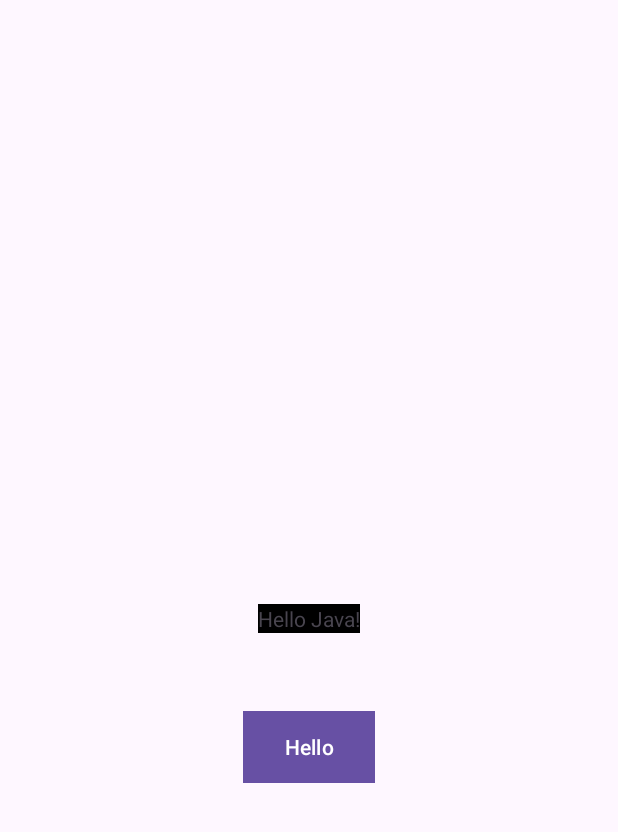
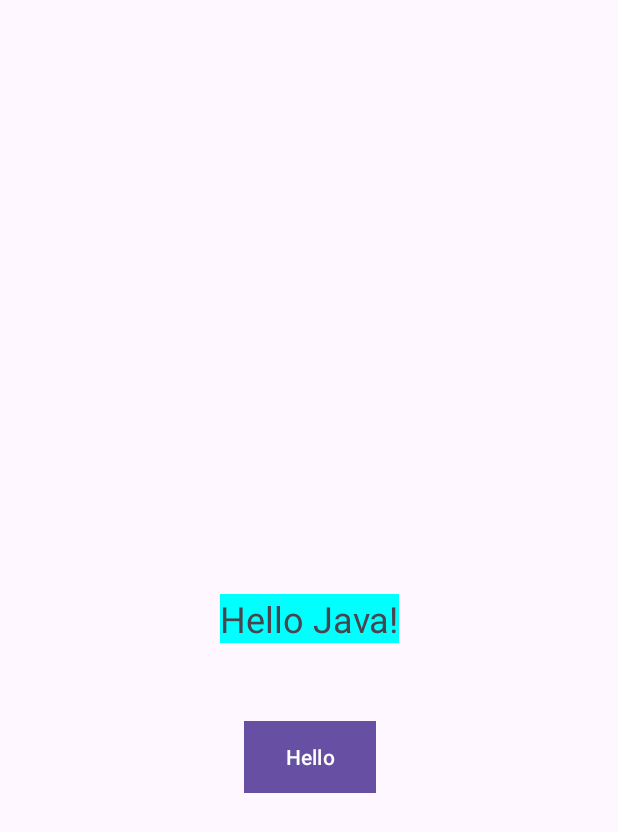
Before and after one commit to Evgenij-Pavlenko/Course, an Android app: the screen it shows after launch (MainActivity), after a tap on "Hello", on a phone screen of 412 x 824 dp. Shown: the top 832 px of the screen. Run offline under Robolectric (Android 15) with nearby library versions, the light colour scheme and no system bars.

Commit message:
change Variable

```diff
--- a/Android/MyApp/app/src/main/java/com/jevgenij/myapp/MainActivity.java
+++ b/Android/MyApp/app/src/main/java/com/jevgenij/myapp/MainActivity.java
@@ -3,6 +3,7 @@
 import androidx.appcompat.app.AppCompatActivity;
 import androidx.core.content.ContextCompat;
 
+import android.graphics.Color;
 import android.os.Bundle;
 import android.view.View;
 import android.widget.TextView;
@@ -19,9 +20,12 @@
         TextView textView = findViewById(R.id.tv_hello);
         if (textView.getText().toString().contains("World")){
             textView.setText(text);
-            textView.setBackgroundColor(ContextCompat.getColor(this,R.color.black));
+            textView.setBackgroundColor(Color.CYAN);
+            textView.setTextSize(24);
         } else {
             textView.setText("Hello World!");
+            textView.setBackgroundColor(ContextCompat.getColor(this,R.color.white));
+            textView.setTextSize(12);
         }
     }
 }
```
